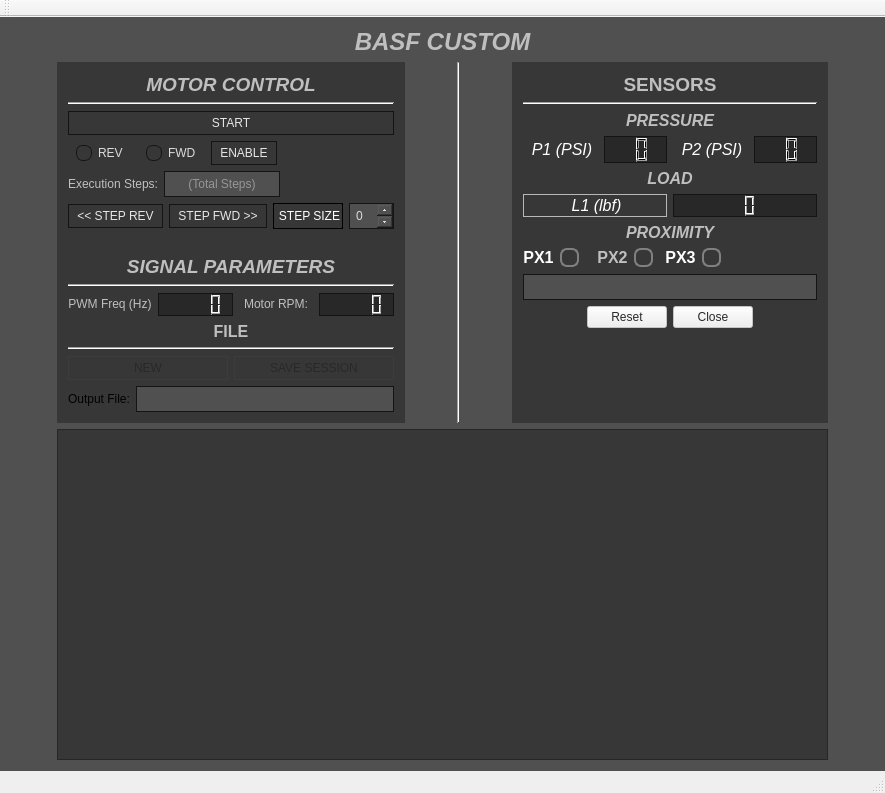
This is BASFmainwindow.ui in StoneAgeInc/BASF-Custom as Qt 5 draws it before an edit. The edited form follows.
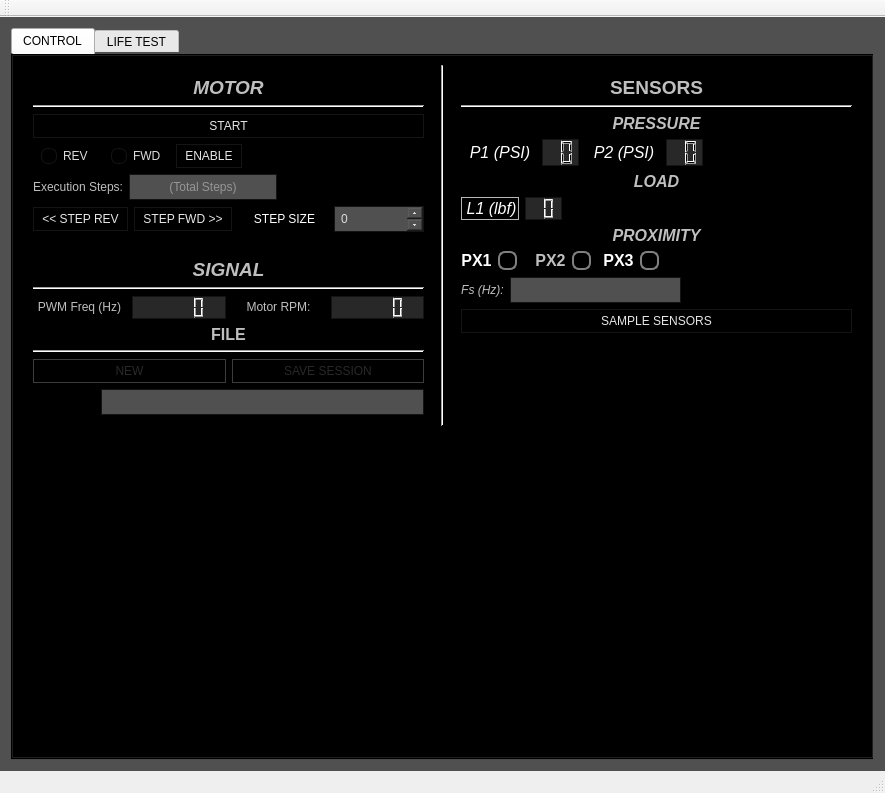
This is the edited form. Icons and pictures are not drawn. Custom widgets are drawn as their Qt base class.

Commit message:
Plotting and Sensor Updates
Implemented functions to control sensor sampling and plotting.

```diff
--- a/BASFmainwindow.ui
+++ b/BASFmainwindow.ui
@@ -25,13 +25,27 @@
 </string>
    </property>
    <layout class="QGridLayout" name="gridLayout">
-    <item row="5" column="2">
-     <spacer name="horizontalSpacer_2">
-      <property name="orientation">
-       <enum>Qt::Horizontal</enum>
+    <item row="1" column="0">
+     <widget class="QTabWidget" name="tabWidget">
+      <property name="styleSheet">
+       <string notr="true">QTabWidget
+{
+  background-color: transparent;
+}
+
+QTabWidget::pane
+{
+
+}
+
+/**** QTabWidget (disabled) ****/
+QTabWidget::pane:disabled
+{
+  border-color: rgb(60,60,60);
+}</string>
       </property>
-      <property name="sizeType">
-       <enum>QSizePolicy::Minimum</enum>
+      <property name="tabPosition">
+       <enum>QTabWidget::North</enum>
       </property>
       <property name="sizeHint" stdset="0">
        <size>
@@ -39,32 +53,36 @@
         <height>20</height>
        </size>
       </property>
-     </spacer>
-    </item>
-    <item row="5" column="3">
-     <widget class="Line" name="line_5">
-      <property name="orientation">
-       <enum>Qt::Vertical</enum>
+      <widget class="QWidget" name="controlTab">
+       <attribute name="title">
+        <string>CONTROL</string>
+       </attribute>
+       <layout class="QGridLayout" name="gridLayout_2">
+        <item row="1" column="0" colspan="3">
+         <layout class="QVBoxLayout" name="plotLayout">
+          <item>
+           <widget class="PlotWidget" name="plotWidget">
+            <property name="styleSheet">
+             <string notr="true">QWidget#plotWidget
+{
+  background-color: rgb(0, 0, 0,80);
+  color: rgb(220,220,220);
+  font-size: 11px;
+  outline: none;
+opacity: 0.5;
+}
+
+/**** QWidget (disabled) ****/
+QWidget:disabled
+{
+  color: rgb(40,40,40);
+}</string>
       </property>
      </widget>
     </item>
-    <item row="5" column="6">
-     <spacer name="horizontalSpacer_4">
-      <property name="orientation">
-       <enum>Qt::Horizontal</enum>
-      </property>
-      <property name="sizeType">
-       <enum>QSizePolicy::Minimum</enum>
-      </property>
-      <property name="sizeHint" stdset="0">
-       <size>
-        <width>40</width>
-        <height>20</height>
-       </size>
-      </property>
-     </spacer>
-    </item>
-    <item row="5" column="1">
+         </layout>
+        </item>
+        <item row="0" column="0">
      <widget class="QWidget" name="controlWidget" native="true">
       <property name="styleSheet">
        <string notr="true">QWidget#controlWidget
@@ -86,7 +104,7 @@
        <item>
         <widget class="QLabel" name="label_7">
          <property name="text">
-          <string>&lt;html&gt;&lt;head/&gt;&lt;body&gt;&lt;p align=&quot;center&quot;&gt;&lt;span style=&quot; font-size:14pt; font-weight:600; font-style:italic; color:#bfbfbf;&quot;&gt;MOTOR CONTROL&lt;/span&gt;&lt;/p&gt;&lt;/body&gt;&lt;/html&gt;</string>
+              <string>&lt;html&gt;&lt;head/&gt;&lt;body&gt;&lt;p align=&quot;center&quot;&gt;&lt;span style=&quot; font-size:14pt; font-weight:600; font-style:italic; color:#bfbfbf;&quot;&gt;MOTOR&lt;/span&gt;&lt;/p&gt;&lt;/body&gt;&lt;/html&gt;</string>
          </property>
         </widget>
        </item>
@@ -685,7 +703,7 @@
        <item>
         <widget class="QLabel" name="label_13">
          <property name="text">
-          <string>&lt;html&gt;&lt;head/&gt;&lt;body&gt;&lt;p align=&quot;center&quot;&gt;&lt;span style=&quot; font-size:14pt; font-weight:600; font-style:italic; color:#bfbfbf;&quot;&gt;SIGNAL PARAMETERS&lt;/span&gt;&lt;/p&gt;&lt;/body&gt;&lt;/html&gt;</string>
+              <string>&lt;html&gt;&lt;head/&gt;&lt;body&gt;&lt;p align=&quot;center&quot;&gt;&lt;span style=&quot; font-size:14pt; font-weight:600; font-style:italic; color:#bfbfbf;&quot;&gt;SIGNAL&lt;/span&gt;&lt;/p&gt;&lt;/body&gt;&lt;/html&gt;</string>
          </property>
         </widget>
        </item>
@@ -923,49 +941,7 @@
       </layout>
      </widget>
     </item>
-    <item row="2" column="0" colspan="7">
-     <widget class="QLabel" name="label_2">
-      <property name="styleSheet">
-       <string notr="true"/>
-      </property>
-      <property name="text">
-       <string>&lt;html&gt;&lt;head/&gt;&lt;body&gt;&lt;p align=&quot;center&quot;&gt;&lt;span style=&quot; font-size:18pt; font-weight:600; font-style:italic; color:#bfbfbf;&quot;&gt;BASF CUSTOM&lt;/span&gt;&lt;/p&gt;&lt;/body&gt;&lt;/html&gt;</string>
-      </property>
-     </widget>
-    </item>
-    <item row="5" column="0">
-     <spacer name="horizontalSpacer_3">
-      <property name="orientation">
-       <enum>Qt::Horizontal</enum>
-      </property>
-      <property name="sizeType">
-       <enum>QSizePolicy::Minimum</enum>
-      </property>
-      <property name="sizeHint" stdset="0">
-       <size>
-        <width>40</width>
-        <height>20</height>
-       </size>
-      </property>
-     </spacer>
-    </item>
-    <item row="5" column="4">
-     <spacer name="horizontalSpacer">
-      <property name="orientation">
-       <enum>Qt::Horizontal</enum>
-      </property>
-      <property name="sizeType">
-       <enum>QSizePolicy::Minimum</enum>
-      </property>
-      <property name="sizeHint" stdset="0">
-       <size>
-        <width>40</width>
-        <height>20</height>
-       </size>
-      </property>
-     </spacer>
-    </item>
-    <item row="5" column="5">
+        <item row="0" column="2">
      <widget class="QWidget" name="sensorWidget" native="true">
       <property name="styleSheet">
        <string notr="true">QWidget#sensorWidget
@@ -1097,6 +1073,19 @@
            </property>
           </widget>
          </item>
+             <item>
+              <spacer name="horizontalSpacer">
+               <property name="orientation">
+                <enum>Qt::Horizontal</enum>
+               </property>
+               <property name="sizeHint" stdset="0">
+                <size>
+                 <width>40</width>
+                 <height>20</height>
+                </size>
+               </property>
+              </spacer>
+             </item>
         </layout>
        </item>
        <item>
@@ -1145,6 +1134,19 @@
            </property>
           </widget>
          </item>
+             <item>
+              <spacer name="horizontalSpacer_2">
+               <property name="orientation">
+                <enum>Qt::Horizontal</enum>
+               </property>
+               <property name="sizeHint" stdset="0">
+                <size>
+                 <width>40</width>
+                 <height>20</height>
+                </size>
+               </property>
+              </spacer>
+             </item>
         </layout>
        </item>
        <item>
@@ -1251,10 +1253,16 @@
         </layout>
        </item>
        <item>
-        <widget class="QLineEdit" name="s1MSLineEdit">
-         <property name="enabled">
-          <bool>true</bool>
-         </property>
+            <layout class="QHBoxLayout" name="horizontalLayout_9">
+             <item>
+              <widget class="QLabel" name="label">
+               <property name="text">
+                <string>&lt;html&gt;&lt;head/&gt;&lt;body&gt;&lt;p align=&quot;center&quot;&gt;&lt;span style=&quot; font-style:italic; color:#bfbfbf;&quot;&gt;Fs (Hz):&lt;/span&gt;&lt;/p&gt;&lt;/body&gt;&lt;/html&gt;</string>
+               </property>
+              </widget>
+             </item>
+             <item>
+              <widget class="QLineEdit" name="lineEdit">
          <property name="styleSheet">
           <string notr="true">/**** QLineEdit (enabled) ****/
 QLineEdit
@@ -1275,23 +1283,77 @@
 /**** QLineEdit (disabled) ****/
 QLineEdit:disabled
 {
-  background-color: rgb(200, 200, 200);
+  background-color: rgb(120,120,120);
   border-color: rgb(60,60,60);
-  color: rgb(200, 200, 200);
+  color: rgb(40,40,40);
 }</string>
          </property>
         </widget>
        </item>
        <item>
-        <widget class="QDialogButtonBox" name="buttonBox">
-         <property name="enabled">
-          <bool>false</bool>
-         </property>
-         <property name="standardButtons">
-          <set>QDialogButtonBox::Close|QDialogButtonBox::Reset</set>
-         </property>
-         <property name="centerButtons">
-          <bool>true</bool>
+              <spacer name="horizontalSpacer_9">
+               <property name="orientation">
+                <enum>Qt::Horizontal</enum>
+               </property>
+               <property name="sizeHint" stdset="0">
+                <size>
+                 <width>40</width>
+                 <height>20</height>
+                </size>
+               </property>
+              </spacer>
+             </item>
+            </layout>
+           </item>
+           <item>
+            <widget class="QPushButton" name="sensorSampleBTN">
+             <property name="styleSheet">
+              <string notr="true">QPushButton
+{
+  background-color: qlineargradient(x1: 0, y1: 0, x2: 0, y2: 1,
+                                    stop: 0 rgb(120,120,120), stop: 1 rgb(80,80,80));
+  border: 1px solid rgb(20,20,20);
+  color: rgb(230,230,230);
+  padding: 4px 8px;
+}
+
+QPushButton:hover
+{
+ background-color: qlineargradient(x1: 0, y1: 0, x2: 0, y2: 1,
+                                    stop: 0 rgb(0, 242, 0), stop: 1 rgb(0, 170, 0));
+}
+
+QPushButton:pressed
+{
+  border-color: rgb(125,75,0);
+  padding: 1px -1px -1px 1px;
+}
+
+/**** QPushButton (checkable) ****/
+QPushButton:checked
+{
+  background-color: qlineargradient(x1: 0, y1: 0, x2: 0, y2: 1,
+                                    stop: 0 rgb(200,50,50), stop: 1 rgb(145,5,5));
+  color: rgb(20,20,20);
+}
+
+QPushButton:checked:hover
+{
+  background-color: qlineargradient(x1: 0, y1: 0, x2: 0, y2: 1,
+                                    stop: 0 rgb(200,50,50), stop: 1 rgb(145,5,5));
+}
+
+/**** QPushButton (disabled) ****/
+QPushButton:disabled
+{
+  background-color: qlineargradient(x1: 0, y1: 0, x2: 0, y2: 1,
+                                    stop: 0 rgb(160,160,160), stop: 1 rgb(120,120,120));
+  border-color: rgb(60,60,60);
+  color: rgb(40,40,40);
+}</string>
+             </property>
+             <property name="text">
+              <string>SAMPLE SENSORS</string>
          </property>
         </widget>
        </item>
@@ -1318,32 +1380,30 @@
       </layout>
      </widget>
     </item>
-    <item row="7" column="1" colspan="5">
-     <layout class="QVBoxLayout" name="verticalLayout_4">
-      <item>
-       <widget class="PlotWidget" name="plotWidget">
-        <property name="styleSheet">
-         <string notr="true">QWidget#plotWidget
-{
-  background-color: rgb(0, 0, 0,80);
-  color: rgb(220,220,220);
-  font-size: 11px;
-  outline: none;
-opacity: 0.5;
-}
-
-/**** QWidget (disabled) ****/
-QWidget:disabled
-{
-  color: rgb(40,40,40);
-}</string>
+        <item row="0" column="1">
+         <widget class="Line" name="line_5">
+          <property name="orientation">
+           <enum>Qt::Vertical</enum>
         </property>
        </widget>
       </item>
      </layout>
-    </item>
-    <item row="1" column="1" colspan="5">
-     <layout class="QVBoxLayout" name="verticalLayout_2"/>
+      </widget>
+      <widget class="QWidget" name="lifeTestTab">
+       <attribute name="title">
+        <string>LIFE TEST</string>
+       </attribute>
+       <layout class="QGridLayout" name="gridLayout_3">
+        <item row="0" column="0">
+         <widget class="QPushButton" name="pushButton">
+          <property name="text">
+           <string>PushButton</string>
+          </property>
+         </widget>
+        </item>
+       </layout>
+      </widget>
+     </widget>
     </item>
    </layout>
   </widget>
```
Left out of the diff: 7 changed lines with no effect on the pictures. Lines whose indentation alone changed are shown as unchanged. The commit also changes 2 other files.
